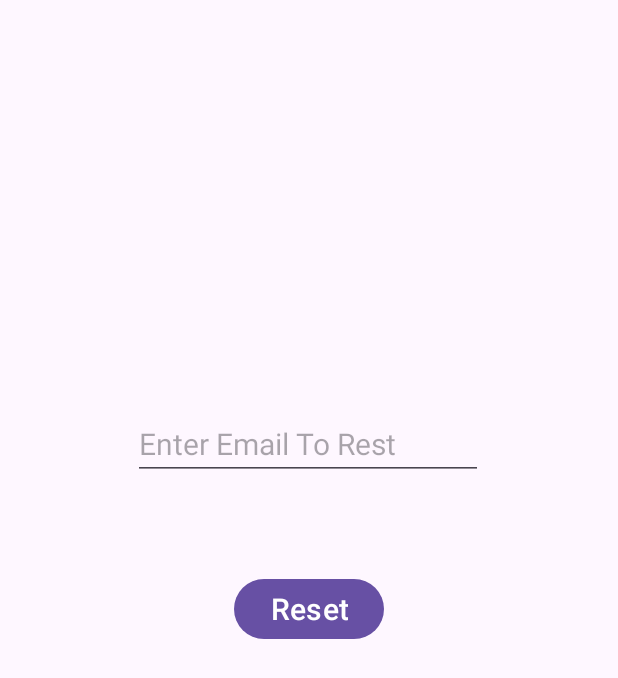
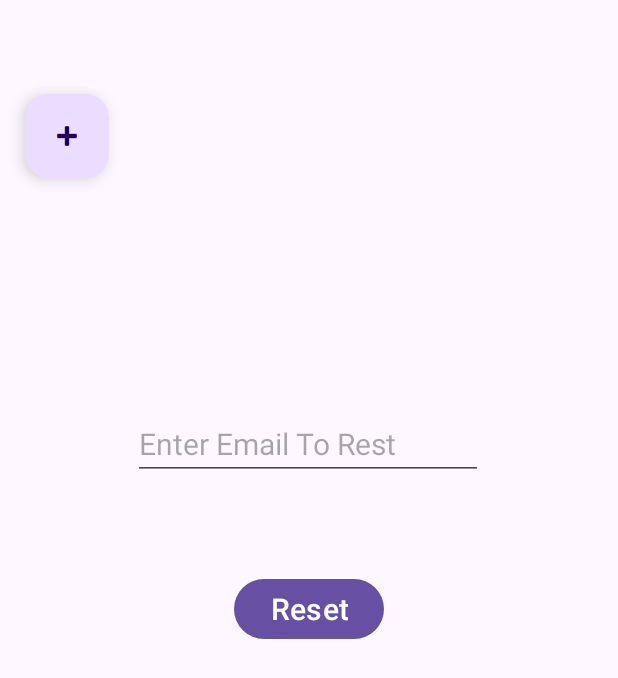
Before and after one commit to PrettyCat7/TheStar, an Android app: the screen it shows after launch (MainActivity), after a tap on "Forgot Passsword", on a phone screen of 412 x 824 dp. Shown: the top 678 px of the screen. Run offline under Robolectric (Android 15) with nearby library versions, the phone set to English and light mode, and no system bars; our stand-ins replace Firebase (no records; nobody signed in at launch, a user with empty details on screens opened directly).

Commit message:
back button as a floating button check why the signin get you out of the app

```diff
--- a/app/build.gradle.kts
+++ b/app/build.gradle.kts
@@ -37,6 +37,7 @@ dependencies {
     implementation("com.google.firebase:firebase-auth:22.3.0")
     implementation("com.google.firebase:firebase-firestore:24.9.1")
     implementation("com.google.firebase:firebase-storage:20.3.0")
+    implementation("com.google.firebase:firebase-functions:20.4.0")
     testImplementation("junit:junit:4.13.2")
     androidTestImplementation("androidx.test.ext:junit:1.1.5")
     androidTestImplementation("androidx.test.espresso:espresso-core:3.5.1")
--- a/app/src/main/java/com/example/thestar/ForgotPasswordFragment.java
+++ b/app/src/main/java/com/example/thestar/ForgotPasswordFragment.java
@@ -4,6 +4,7 @@ import android.os.Bundle;
 
 import androidx.annotation.NonNull;
 import androidx.fragment.app.Fragment;
+import androidx.fragment.app.FragmentTransaction;
 
 import android.view.LayoutInflater;
 import android.view.View;
@@ -14,6 +15,7 @@ import android.widget.Toast;
 
 import com.google.android.gms.tasks.OnCompleteListener;
 import com.google.android.gms.tasks.Task;
+import com.google.android.material.floatingactionbutton.FloatingActionButton;
 
 /**
  * A simple {@link Fragment} subclass.
@@ -25,6 +27,7 @@ public class ForgotPasswordFragment extends Fragment {
    private EditText etforgotp;
    private Button btnforgotp;
    private FirebaseServices fbs;
+   private FloatingActionButton FAB;
 
 
 
@@ -82,6 +85,17 @@ public class ForgotPasswordFragment extends Fragment {
         fbs=FirebaseServices.getInstance();
         etforgotp= getView().findViewById(R.id.etforgot);
         btnforgotp=getView().findViewById(R.id.btnforgot);
+        FAB=getView().findViewById(R.id.fbBack);
+        FAB.setOnClickListener(new View.OnClickListener() {
+            @Override
+            public void onClick(View view) {
+
+                    FragmentTransaction ft=getActivity().getSupportFragmentManager().beginTransaction();
+                    ft.replace(R.id.frameLayout,new LoginFragment());
+                    ft.commit();
+
+            }
+        });
         btnforgotp.setOnClickListener(new View.OnClickListener() {
             @Override
             public void onClick(View view) {
@@ -98,6 +112,6 @@ public class ForgotPasswordFragment extends Fragment {
               });
             }
         });
-
+        ((MainActivity)getActivity()).pushFragment(new ForgotPasswordFragment());
     }
 }
--- a/app/src/main/java/com/example/thestar/MainActivity.java
+++ b/app/src/main/java/com/example/thestar/MainActivity.java
@@ -1,11 +1,15 @@
 package com.example.thestar;
 
 import androidx.appcompat.app.AppCompatActivity;
+import androidx.fragment.app.Fragment;
 import androidx.fragment.app.FragmentTransaction;
 
 import android.os.Bundle;
 
+import java.util.Stack;
+
 public class MainActivity extends AppCompatActivity {
+    private Stack<Fragment> fragmentStack = new Stack<>();
 
     @Override
     protected void onCreate(Bundle savedInstanceState) {
@@ -20,4 +24,11 @@ public class MainActivity extends AppCompatActivity {
        ft.commit();
 
    }
+    public void pushFragment(Fragment fragment) {
+        fragmentStack.push(fragment);
+        /*
+        getSupportFragmentManager().beginTransaction()
+                .replace(R.id.frameLayout, fragment)
+                .commit(); */
+    }
 }
--- a/app/src/main/java/com/example/thestar/SignUpFragment.java
+++ b/app/src/main/java/com/example/thestar/SignUpFragment.java
@@ -16,6 +16,7 @@ import android.widget.Toast;
 
 import com.google.android.gms.tasks.OnCompleteListener;
 import com.google.android.gms.tasks.Task;
+import com.google.android.material.floatingactionbutton.FloatingActionButton;
 import com.google.firebase.auth.AuthResult;
 
 /**
@@ -28,6 +29,7 @@ public class SignUpFragment extends Fragment {
     private EditText etUsername , etPassword , etPhone;
     private Button btnSignup;
     private FirebaseServices fbs;
+    private FloatingActionButton FAB;
 
 
     // TODO: Rename parameter arguments, choose names that match
@@ -84,9 +86,11 @@ public class SignUpFragment extends Fragment {
         super.onStart();
         fbs=FirebaseServices.getInstance();
         etUsername= getView().findViewById(R.id.etusername);
-        etPhone= getView().findViewById(R.id.etphone);
         etPassword= getView().findViewById(R.id.etpassword);
         btnSignup= getView().findViewById(R.id.btnsignup);
+        FAB=getView().findViewById(R.id.fbBackS);
+
+
         btnSignup.setOnClickListener(new View.OnClickListener() {
             @Override
             public void onClick(View view) {
--- a/app/src/main/java/com/example/thestar/StoryAdaptor.java
+++ b/app/src/main/java/com/example/thestar/StoryAdaptor.java
@@ -14,7 +14,7 @@ import androidx.recyclerview.widget.RecyclerView;
 
 import java.util.ArrayList;
 
-public class StoryAdaptor extends RecyclerView.Adapter<StoryAdaptor.MyViewHolder> {
+public class  StoryAdaptor extends RecyclerView.Adapter<StoryAdaptor.MyViewHolder> {
     Context context;
     ArrayList<Story> strList;
     private FirebaseServices fbs;
--- a/app/src/main/res/layout/fragment_forgot_password.xml
+++ b/app/src/main/res/layout/fragment_forgot_password.xml
@@ -34,5 +34,21 @@
             app:layout_constraintHorizontal_bias="0.497"
             app:layout_constraintStart_toStartOf="parent"
             app:layout_constraintTop_toTopOf="parent" />
+
+        <com.google.android.material.floatingactionbutton.FloatingActionButton
+            android:id="@+id/fbBack"
+            android:layout_width="wrap_content"
+            android:layout_height="wrap_content"
+            android:layout_marginStart="16dp"
+            android:layout_marginTop="16dp"
+            android:layout_marginEnd="339dp"
+            android:layout_marginBottom="659dp"
+            android:clickable="true"
+            android:src="@android:drawable/ic_input_add"
+            app:layout_constraintBottom_toBottomOf="parent"
+            app:layout_constraintEnd_toEndOf="parent"
+            app:layout_constraintStart_toStartOf="parent"
+            app:layout_constraintTop_toTopOf="parent"
+            tools:src="@android:drawable/ic_menu_revert" />
     </androidx.constraintlayout.widget.ConstraintLayout>
 </FrameLayout>
```
Also changed, not shown: app/src/main/res/layout/fragment_sign_up.xml (+17 -15 lines).
